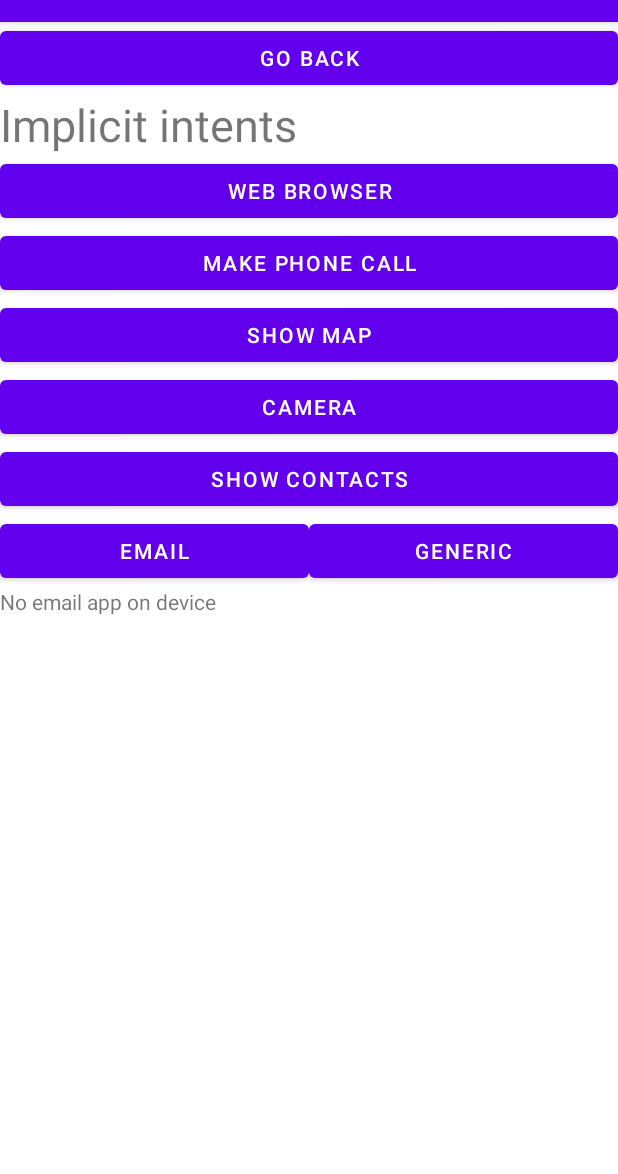
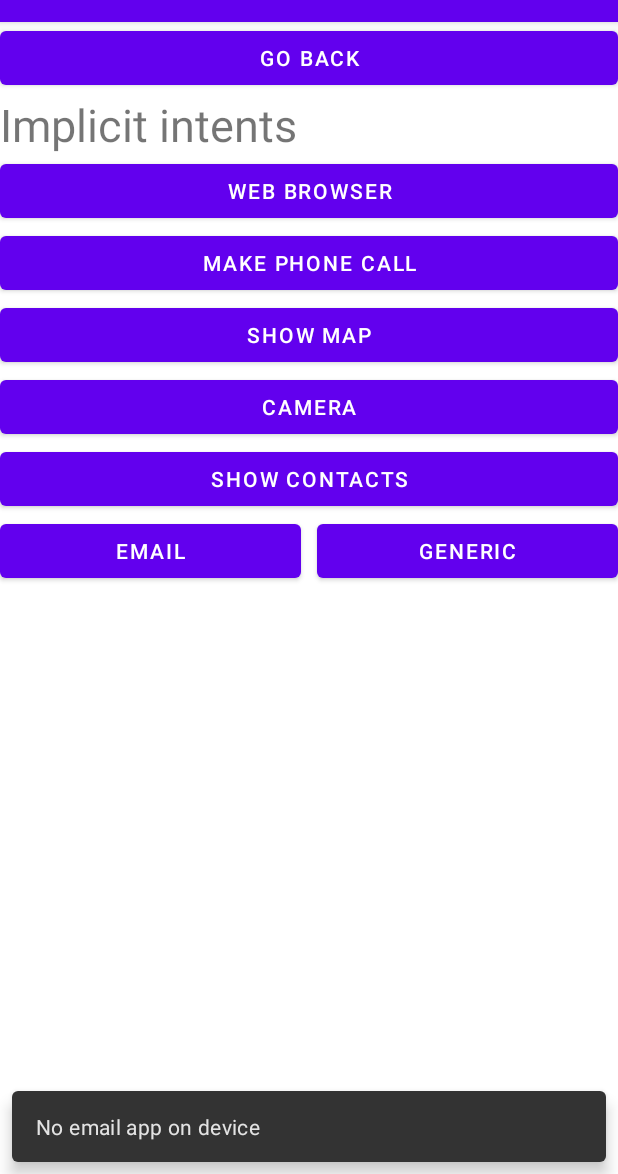
Before and after one commit to andersbor/kotlinIntentsExample, an Android app: the AnotherActivity screen opened directly, with no data from a screen before it, after a tap on "EMAIL", on a phone screen of 412 x 824 dp, the part 62-1236 px from its top. Run offline under Robolectric (Android 15) with nearby library versions, the phone set to English and light mode, and no system bars; 1 statement that could not run was skipped.

```diff
--- a/app/src/main/java/dk/easj/anbo/intentsexample/AnotherActivity.kt
+++ b/app/src/main/java/dk/easj/anbo/intentsexample/AnotherActivity.kt
@@ -1,5 +1,6 @@
 package dk.easj.anbo.intentsexample
 
+import android.annotation.SuppressLint
 import android.content.Intent
 import android.database.Cursor
 import android.net.Uri
@@ -12,12 +13,14 @@ import android.widget.Toast
 import androidx.activity.result.ActivityResultLauncher
 import androidx.activity.result.contract.ActivityResultContracts
 import androidx.appcompat.app.AppCompatActivity
+import com.google.android.material.snackbar.Snackbar
 import dk.easj.anbo.intentsexample.databinding.ActivityAnotherBinding
 
 class AnotherActivity : AppCompatActivity() {
     private lateinit var binding: ActivityAnotherBinding
     // private val pickContactsSubActivity = 2 // for deprecated startActivityForResult
 
+    @SuppressLint("Range")
     override fun onCreate(savedInstanceState: Bundle?) {
         super.onCreate(savedInstanceState)
         //setContentView(R.layout.activity_another)
@@ -76,7 +79,8 @@ class AnotherActivity : AppCompatActivity() {
                 )
             } else {
                 // Inform the user that no email clients are installed or provide an alternative
-                binding.messageView.text = "No email app on device"
+                // binding.messageView.text = "No email app on device"
+                Snackbar.make(it, "No email app on device", Snackbar.LENGTH_LONG).show()
             }
         }
 
--- a/app/src/main/res/layout/activity_another.xml
+++ b/app/src/main/res/layout/activity_another.xml
@@ -58,6 +58,7 @@
             android:layout_width="0dp"
             android:layout_height="wrap_content"
             android:layout_weight="50"
+            android:layout_marginRight="5dp"
             android:text="Email" />
 
         <Button
@@ -65,6 +66,7 @@
             android:layout_width="0dp"
             android:layout_height="wrap_content"
             android:layout_weight="50"
+            android:layout_marginLeft="5dp"
             android:text="Generic" />
     </LinearLayout>
 
--- a/build.gradle
+++ b/build.gradle
@@ -5,8 +5,8 @@ buildscript {
         mavenCentral()
     }
     dependencies {
-        classpath "com.android.tools.build:gradle:7.0.2"
-        classpath "org.jetbrains.kotlin:kotlin-gradle-plugin:1.5.31"
+        classpath 'com.android.tools.build:gradle:7.1.2'
+        classpath "org.jetbrains.kotlin:kotlin-gradle-plugin:1.6.10"
 
         // NOTE: Do not place your application dependencies here; they belong
         // in the individual module build.gradle files
```
Also changed, not shown: app/build.gradle (+6 -6 lines), app/src/main/java/dk/easj/anbo/intentsexample/MainActivity.kt (+8 -0 lines), gradle/wrapper/gradle-wrapper.properties.
